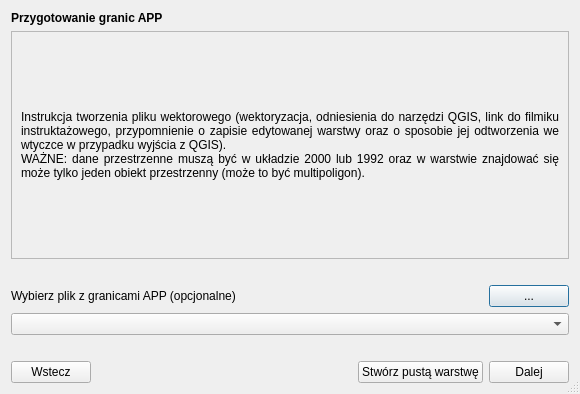
First picture: the form in modules/app/views/ui/wektor_instrukcja_dialog_base.ui, repository envirosolutionspl/wtyczka_qgis_app, before the edit.
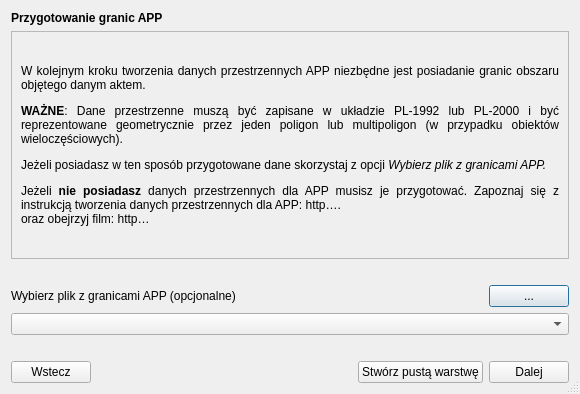
Second picture: the form after the edit. Custom widgets are drawn as their Qt base class.

Diff of the .ui file:
```diff
--- a/modules/app/views/ui/wektor_instrukcja_dialog_base.ui
+++ b/modules/app/views/ui/wektor_instrukcja_dialog_base.ui
@@ -48,8 +48,8 @@
          <rect>
           <x>0</x>
           <y>0</y>
-          <width>554</width>
-          <height>180</height>
+          <width>564</width>
+          <height>245</height>
          </rect>
         </property>
         <layout class="QGridLayout" name="gridLayout">
@@ -61,7 +61,7 @@
             </font>
            </property>
            <property name="text">
-            <string>Instrukcja tworzenia pliku wektorowego (wektoryzacja, odniesienia do narzędzi QGIS, link do filmiku instruktażowego, przypomnienie o zapisie edytowanej warstwy oraz o sposobie jej odtworzenia we wtyczce w przypadku wyjścia z QGIS). &lt;br&gt; WAŻNE: dane przestrzenne muszą być w układzie 2000 lub 1992 oraz w warstwie znajdować się może tylko jeden obiekt przestrzenny (może to być multipoligon).</string>
+            <string>&lt;html&gt;&lt;head/&gt;&lt;body&gt;&lt;p&gt;W kolejnym kroku tworzenia danych przestrzennych APP niezbędne jest posiadanie granic obszaru objętego danym aktem. &lt;/p&gt;&lt;p&gt;&lt;span style=&quot; font-weight:600;&quot;&gt;WAŻNE&lt;/span&gt;: Dane przestrzenne muszą być zapisane w układzie PL-1992 lub PL-2000 i być reprezentowane geometrycznie przez jeden poligon lub multipoligon (w przypadku obiektów wieloczęściowych). &lt;/p&gt;&lt;p&gt;Jeżeli posiadasz w ten sposób przygotowane dane skorzystaj z opcji &lt;span style=&quot; font-style:italic;&quot;&gt;Wybierz plik z granicami APP.&lt;/span&gt;&lt;/p&gt;&lt;p&gt;Jeżeli &lt;span style=&quot; font-weight:600;&quot;&gt;nie posiadasz&lt;/span&gt; danych przestrzennych dla APP musisz je przygotować. Zapoznaj się z instrukcją tworzenia danych przestrzennych dla APP: http…. &lt;br/&gt;oraz obejrzyj film: http… &lt;/p&gt;&lt;/body&gt;&lt;/html&gt;</string>
            </property>
            <property name="alignment">
             <set>Qt::AlignJustify|Qt::AlignVCenter</set>
```
